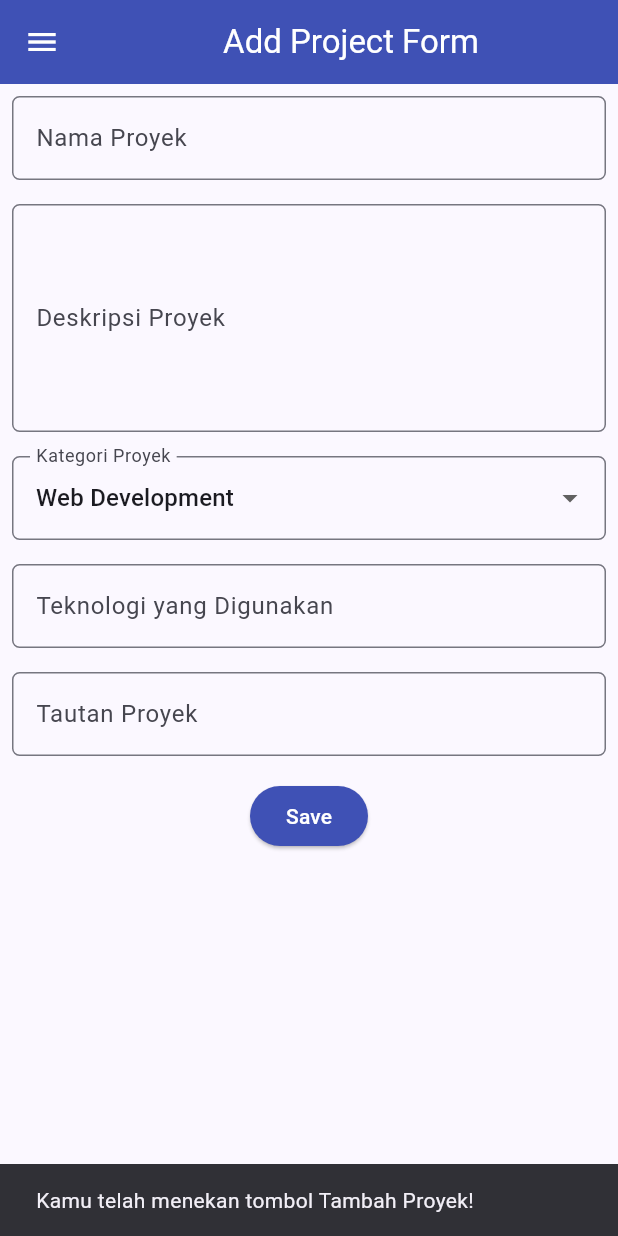
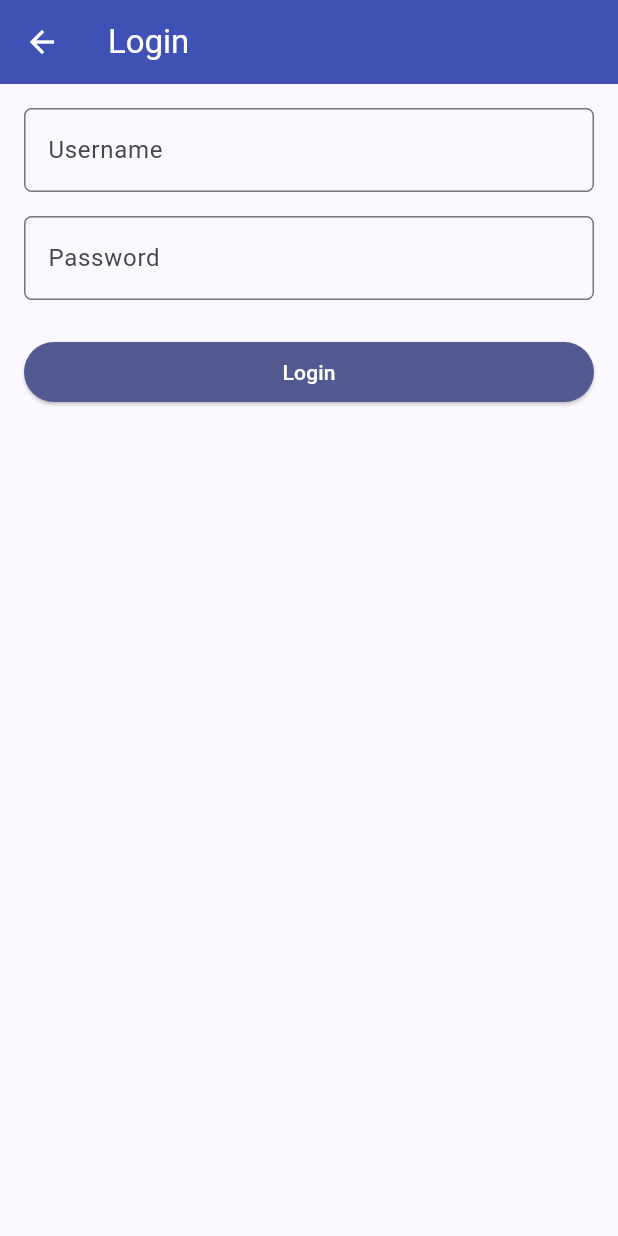
Before and after one commit to RedStone576/pbp_flutter, a Flutter app: the LeftDrawer widget shown alone on an empty page, opened directly, after a tap on "Home", after a tap on "Tambah Proyek", on a phone screen of 412 x 824 dp. Run offline on Flutter 3.47's test engine with Material 3 defaults, Android fonts, the phone set to English and light mode, and no system bars; generated files the repository leaves out were written again; network calls fail.

Commit message:
feat: token auth., authState, routing

```diff
--- a/lib/main.dart
+++ b/lib/main.dart
@@ -1,6 +1,7 @@
 import 'package:flutter/material.dart';
 import 'package:pbp_flutter/screens/menu.dart';
 import 'package:pbp_flutter/services/api_client.dart';
+import 'package:pbp_flutter/services/auth_state.dart';
 import 'package:provider/provider.dart';
 
 void main() {
@@ -15,7 +16,10 @@ class MyApp extends StatelessWidget {
   @override
   Widget build(BuildContext context) {
     return MultiProvider(
-      providers: [Provider.value(value: apiClient)],
+      providers: [
+        Provider.value(value: apiClient),
+        ChangeNotifierProvider(create: (_) => AuthState(apiClient)),
+      ],
       child: MaterialApp(
         title: 'MyPortfolio',
         theme: ThemeData(
--- /dev/null
+++ b/lib/screens/login_screen.dart
@@ -0,0 +1,124 @@
+import 'package:flutter/material.dart';
+import 'package:pbp_flutter/services/api_client.dart';
+import 'package:pbp_flutter/services/auth_state.dart';
+import 'package:provider/provider.dart';
+
+class LoginScreen extends StatefulWidget {
+  const LoginScreen({super.key});
+
+  @override
+  State<LoginScreen> createState() => _LoginScreenState();
+}
+
+class _LoginScreenState extends State<LoginScreen> {
+  final _formKey = GlobalKey<FormState>();
+  String _username = '';
+  String _password = '';
+  bool _isSubmitting = false;
+
+  Future<void> _submit() async {
+    if (!_formKey.currentState!.validate()) return;
+    setState(() {
+      _isSubmitting = true;
+    });
+    try {
+      await context.read<AuthState>().login(_username, _password);
+      if (!mounted) return;
+      Navigator.pop(context, true);
+    } on ApiException catch (e) {
+      if (!mounted) return;
+      ScaffoldMessenger.of(context)
+        ..hideCurrentSnackBar()
+        ..showSnackBar(
+          SnackBar(
+            content: Text('Login failed (${e.statusCode}): ${e.message}'),
+          ),
+        );
+    } catch (e) {
+      if (!mounted) return;
+      ScaffoldMessenger.of(context)
+        ..hideCurrentSnackBar()
+        ..showSnackBar(SnackBar(content: Text('Login failed: $e')));
+    } finally {
+      if (mounted) {
+        setState(() {
+          _isSubmitting = false;
+        });
+      }
+    }
+  }
+
+  @override
+  Widget build(BuildContext context) {
+    return Scaffold(
+      appBar: AppBar(
+        title: const Text('Login'),
+        backgroundColor: Colors.indigo,
+        foregroundColor: Colors.white,
+      ),
+      body: Form(
+        key: _formKey,
+        child: SingleChildScrollView(
+          padding: const EdgeInsets.all(16),
+          child: Column(
+            crossAxisAlignment: CrossAxisAlignment.stretch,
+            children: [
+              TextFormField(
+                decoration: InputDecoration(
+                  hintText: 'Username',
+                  labelText: 'Username',
+                  border: OutlineInputBorder(
+                    borderRadius: BorderRadius.circular(5),
+                  ),
+                ),
+                onChanged: (value) => _username = value,
+                validator: (value) {
+                  if (value == null || value.trim().isEmpty) {
+                    return 'Username cannot be empty!';
+                  }
+                  return null;
+                },
+              ),
+              const SizedBox(height: 16),
+              TextFormField(
+                obscureText: true,
+                decoration: InputDecoration(
+                  hintText: 'Password',
+                  labelText: 'Password',
+                  border: OutlineInputBorder(
+                    borderRadius: BorderRadius.circular(5),
+                  ),
+                ),
+                onChanged: (value) => _password = value,
+                validator: (value) {
+                  if (value == null || value.trim().isEmpty) {
+                    return 'Password cannot be empty!';
+                  }
+                  return null;
+                },
+              ),
+              const SizedBox(height: 24),
+              ElevatedButton(
+                style: ElevatedButton.styleFrom(
+                  backgroundColor: Theme.of(context).colorScheme.primary,
+                  foregroundColor: Colors.white,
+                ),
+                onPressed: _isSubmitting ? null : _submit,
+                child: _isSubmitting
+                    ? const SizedBox(
+                        height: 20,
+                        width: 20,
+                        child: CircularProgressIndicator(
+                          strokeWidth: 2,
+                          color: Colors.white,
+                        ),
+                      )
+                    : const Text('Login'),
+              ),
+            ],
+          ),
+        ),
+      ),
+    );
+  }
+}
--- /dev/null
+++ b/lib/services/auth_state.dart
@@ -0,0 +1,31 @@
+import 'package:flutter/foundation.dart';
+import 'package:pbp_flutter/services/api_client.dart';
+
+/// Holds the in-memory authentication token for the current session.
+class AuthState extends ChangeNotifier {
+  AuthState(this._apiClient, {String? initialToken}) : _token = initialToken;
+
+  final ApiClient _apiClient;
+  String? _token;
+
+  String? get token => _token;
+  bool get isLoggedIn => _token != null;
+
+  Future<void> login(String username, String password) async {
+    _token = await _apiClient.obtainToken(username, password);
+    notifyListeners();
+  }
+
+  Future<void> logout() async {
+    final current = _token;
+    if (current == null) return;
+    try {
+      await _apiClient.logout(token: current);
+    } on ApiException {
+      // Server-side session might already be invalidated.
+    } finally {
+      _token = null;
+      notifyListeners();
+    }
+  }
+}
--- /dev/null
+++ b/lib/widgets/auth_guard.dart
@@ -0,0 +1,16 @@
+import 'package:flutter/material.dart';
+import 'package:pbp_flutter/screens/login_screen.dart';
+import 'package:pbp_flutter/services/auth_state.dart';
+import 'package:provider/provider.dart';
+
+/// Ensures the user is authenticated, pushing [LoginScreen] when needed.
+Future<bool> ensureLoggedIn(BuildContext context) async {
+  if (context.read<AuthState>().isLoggedIn) {
+    return true;
+  }
+  final loggedIn = await Navigator.push<bool>(
+    context,
+    MaterialPageRoute(builder: (context) => const LoginScreen()),
+  );
+  return loggedIn ?? false;
+}
--- a/lib/widgets/left_drawer.dart
+++ b/lib/widgets/left_drawer.dart
@@ -1,13 +1,19 @@
 import 'package:flutter/material.dart';
+import 'package:pbp_flutter/screens/login_screen.dart';
 import 'package:pbp_flutter/screens/menu.dart';
 import 'package:pbp_flutter/screens/project_form.dart';
 import 'package:pbp_flutter/screens/project_list_screen.dart';
+import 'package:pbp_flutter/services/auth_state.dart';
+import 'package:pbp_flutter/widgets/auth_guard.dart';
+import 'package:provider/provider.dart';
 
 class LeftDrawer extends StatelessWidget {
   const LeftDrawer({super.key});
 
   @override
   Widget build(BuildContext context) {
+    final isLoggedIn = context.watch<AuthState>().isLoggedIn;
+
     return Drawer(
       child: ListView(
         children: [
@@ -35,7 +41,6 @@ class LeftDrawer extends StatelessWidget {
           ListTile(
             leading: const Icon(Icons.home_outlined),
             title: const Text('Home'),
-            // Navigasi ke halaman utama portofolio
             onTap: () {
               Navigator.pushReplacement(
                 context,
@@ -46,7 +51,6 @@ class LeftDrawer extends StatelessWidget {
           ListTile(
             leading: const Icon(Icons.folder_outlined),
             title: const Text('Projects'),
-            // Navigasi ke daftar proyek
             onTap: () {
               Navigator.push(
                 context,
@@ -59,8 +63,9 @@ class LeftDrawer extends StatelessWidget {
           ListTile(
             leading: const Icon(Icons.add_circle_outline),
             title: const Text('Add Project'),
-            // Navigasi ke halaman tambah proyek
-            onTap: () {
+            onTap: () async {
+              final allowed = await ensureLoggedIn(context);
+              if (!allowed || !context.mounted) return;
               Navigator.push(
                 context,
                 MaterialPageRoute(
@@ -69,6 +74,35 @@ class LeftDrawer extends StatelessWidget {
               );
             },
           ),
+          if (!isLoggedIn)
+            ListTile(
+              leading: const Icon(Icons.login),
+              title: const Text('Login'),
+              onTap: () {
+                Navigator.push(
+                  context,
+                  MaterialPageRoute(builder: (_) => const LoginScreen()),
+                );
+              },
+            )
+          else
+            ListTile(
+              leading: const Icon(Icons.logout),
+              title: const Text('Logout'),
+              onTap: () async {
+                await context.read<AuthState>().logout();
+                if (!context.mounted) return;
+                ScaffoldMessenger.of(context)
+                  ..hideCurrentSnackBar()
+                  ..showSnackBar(
+                    const SnackBar(content: Text('Berhasil logout!')),
+                  );
+                Navigator.pushReplacement(
+                  context,
+                  MaterialPageRoute(builder: (_) => MyHomePage()),
+                );
+              },
+            ),
         ],
       ),
     );
--- a/lib/widgets/project_card.dart
+++ b/lib/widgets/project_card.dart
@@ -1,7 +1,9 @@
 import 'package:flutter/material.dart';
-import 'package:pbp_flutter/screens/menu.dart';
 import 'package:pbp_flutter/screens/project_form.dart';
 import 'package:pbp_flutter/screens/project_list_screen.dart';
+import 'package:pbp_flutter/services/auth_state.dart';
+import 'package:pbp_flutter/widgets/auth_guard.dart';
+import 'package:provider/provider.dart';
 
 class ItemHomepage {
   final String name;
@@ -24,18 +26,16 @@ class ItemCard extends StatelessWidget {
       borderRadius: BorderRadius.circular(12),
       child: InkWell(
         // Aksi ketika kartu ditekan oleh pengguna.
-        onTap: () {
-          // Menampilkan SnackBar dengan pesan interaktif.
-          ScaffoldMessenger.of(context)
-            ..hideCurrentSnackBar()
-            ..showSnackBar(
-              SnackBar(
-                content: Text("Kamu telah menekan tombol ${item.name}!"),
-              ),
-            );
-
+        onTap: () async {
           // Navigate ke halaman yang sesuai
           if (item.name == "Lihat Proyek") {
+            ScaffoldMessenger.of(context)
+              ..hideCurrentSnackBar()
+              ..showSnackBar(
+                SnackBar(
+                  content: Text("Kamu telah menekan tombol ${item.name}!"),
+                ),
+              );
             Navigator.push(
               context,
               MaterialPageRoute(
@@ -43,10 +43,29 @@ class ItemCard extends StatelessWidget {
               ),
             );
           } else if (item.name == "Tambah Proyek") {
+            final allowed = await ensureLoggedIn(context);
+            if (!allowed || !context.mounted) return;
             Navigator.push(
               context,
               MaterialPageRoute(builder: (context) => const ProjectFormPage()),
             );
+          } else if (item.name == "Logout") {
+            final authState = context.read<AuthState>();
+            if (authState.isLoggedIn) {
+              await authState.logout();
+              if (!context.mounted) return;
+              ScaffoldMessenger.of(context)
+                ..hideCurrentSnackBar()
+                ..showSnackBar(
+                  const SnackBar(content: Text('Berhasil logout!')),
+                );
+            } else {
+              ScaffoldMessenger.of(context)
+                ..hideCurrentSnackBar()
+                ..showSnackBar(
+                  const SnackBar(content: Text('Anda belum login.')),
+                );
+            }
           }
         },
         child: Container(
```
